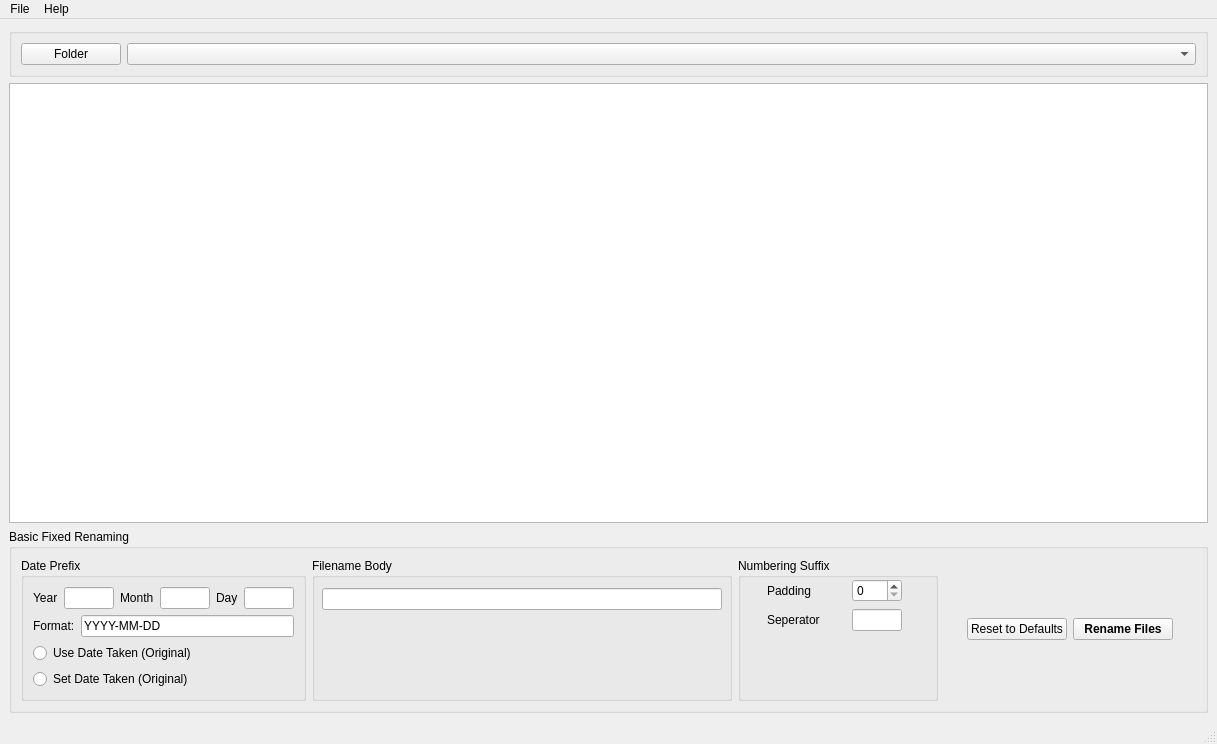
Above: View/media_file_renamer.ui from Thentoxd/MediaFileRenamer before the change. Below: the same form after it.
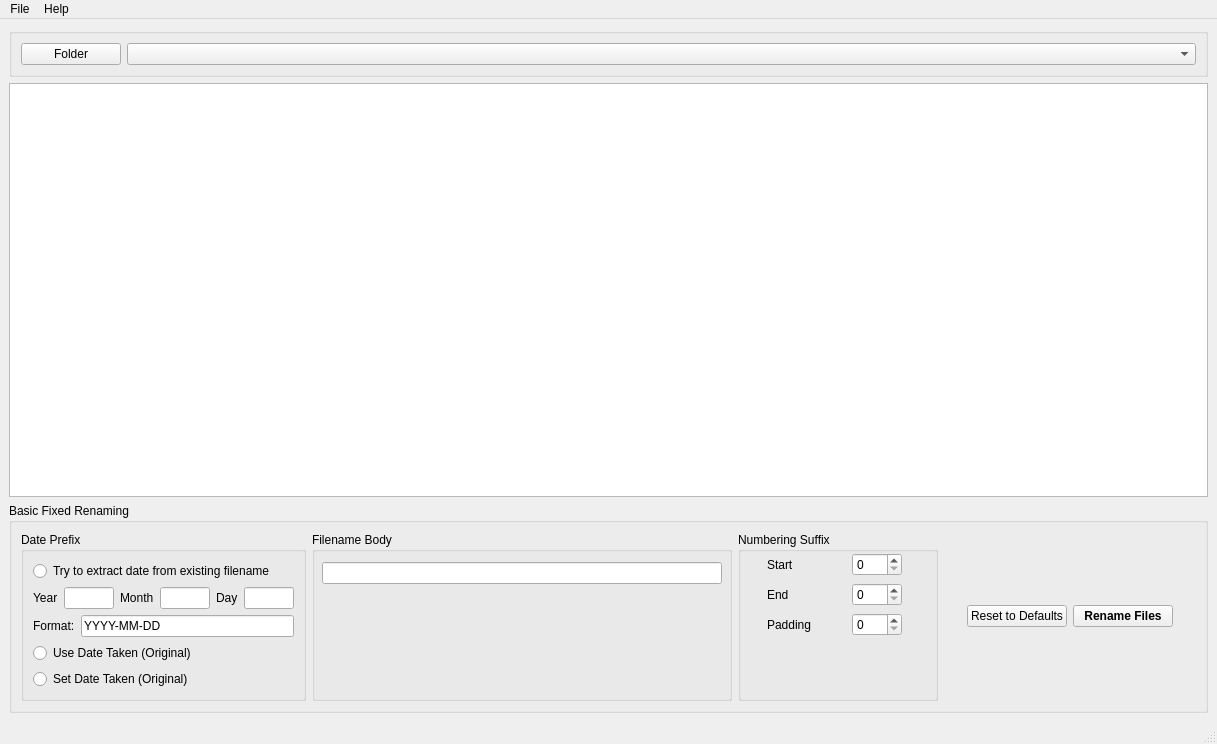
That is the form after the change.

```diff
--- a/View/media_file_renamer.ui
+++ b/View/media_file_renamer.ui
@@ -97,6 +97,13 @@
             <string>Date Prefix</string>
            </property>
            <layout class="QVBoxLayout" name="verticalLayout_2">
+            <item>
+             <widget class="QRadioButton" name="tryExtractDate_button">
+              <property name="text">
+               <string>Try to extract date from existing filename</string>
+              </property>
+             </widget>
+            </item>
             <item>
              <layout class="QHBoxLayout" name="horizontalLayout_6">
               <item>
@@ -281,11 +288,37 @@
               <x>10</x>
               <y>20</y>
               <width>174</width>
-              <height>54</height>
+              <height>86</height>
              </rect>
             </property>
             <layout class="QGridLayout" name="gridLayout">
+             <item row="2" column="1">
+              <widget class="QSpinBox" name="spinBox">
+               <property name="minimumSize">
+                <size>
+                 <width>50</width>
+                 <height>0</height>
+                </size>
+               </property>
+               <property name="maximumSize">
+                <size>
+                 <width>50</width>
+                 <height>16777215</height>
+                </size>
+               </property>
+              </widget>
+             </item>
              <item row="0" column="0">
+              <widget class="QLabel" name="label_5">
+               <property name="text">
+                <string>Start</string>
+               </property>
+              </widget>
+             </item>
+             <item row="0" column="1">
+              <widget class="QSpinBox" name="spinBox_2"/>
+             </item>
+             <item row="2" column="0">
               <widget class="QLabel" name="label_4">
                <property name="maximumSize">
                 <size>
@@ -298,62 +331,15 @@
                </property>
               </widget>
              </item>
-             <item row="0" column="1">
-              <widget class="QSpinBox" name="spinBox">
-               <property name="minimumSize">
-                <size>
-                 <width>50</width>
-                 <height>0</height>
-                </size>
-               </property>
-               <property name="maximumSize">
-                <size>
-                 <width>50</width>
-                 <height>16777215</height>
-                </size>
-               </property>
-              </widget>
-             </item>
              <item row="1" column="0">
-              <widget class="QLabel" name="label_5">
-               <property name="maximumSize">
-                <size>
-                 <width>100</width>
-                 <height>16777215</height>
-                </size>
-               </property>
-               <property name="baseSize">
-                <size>
-                 <width>60</width>
-                 <height>0</height>
-                </size>
-               </property>
+              <widget class="QLabel" name="label_7">
                <property name="text">
-                <string>Seperator</string>
+                <string>End</string>
                </property>
               </widget>
              </item>
              <item row="1" column="1">
-              <widget class="QLineEdit" name="lineEdit_6">
-               <property name="sizePolicy">
-                <sizepolicy hsizetype="Fixed" vsizetype="Fixed">
-                 <horstretch>0</horstretch>
-                 <verstretch>0</verstretch>
-                </sizepolicy>
-               </property>
-               <property name="minimumSize">
-                <size>
-                 <width>50</width>
-                 <height>0</height>
-                </size>
-               </property>
-               <property name="maximumSize">
-                <size>
-                 <width>50</width>
-                 <height>16777215</height>
-                </size>
-               </property>
-              </widget>
+              <widget class="QSpinBox" name="spinBox_3"/>
              </item>
             </layout>
            </widget>
```
Left out of the diff: 4 changed lines with no effect on the pictures.
